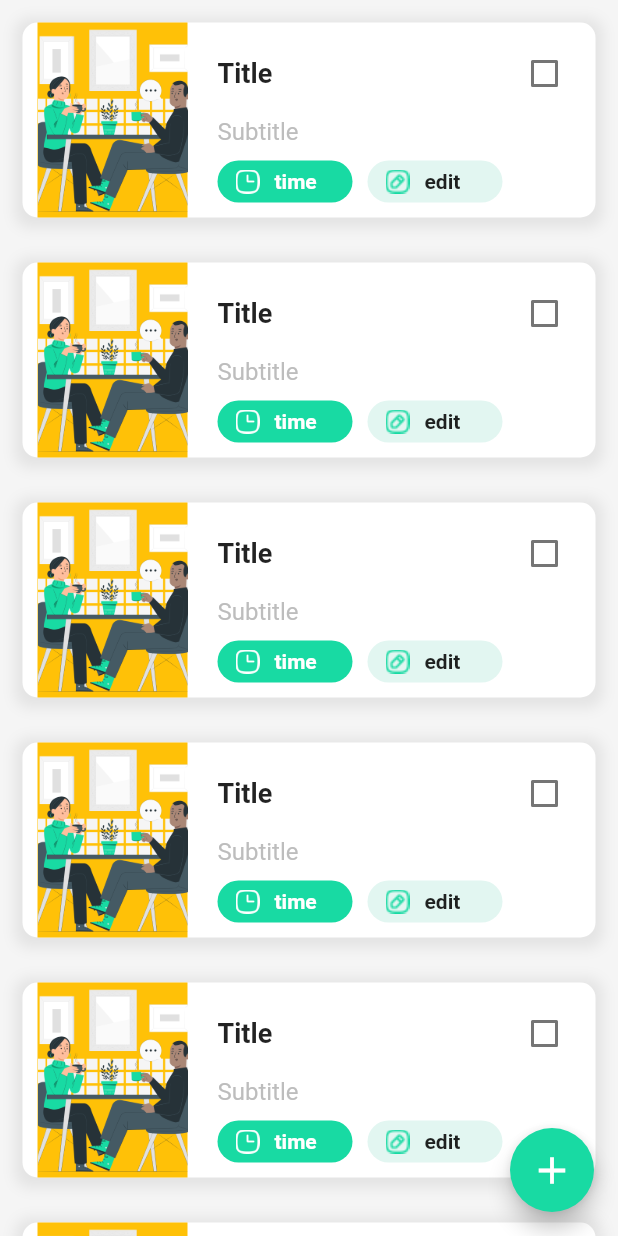
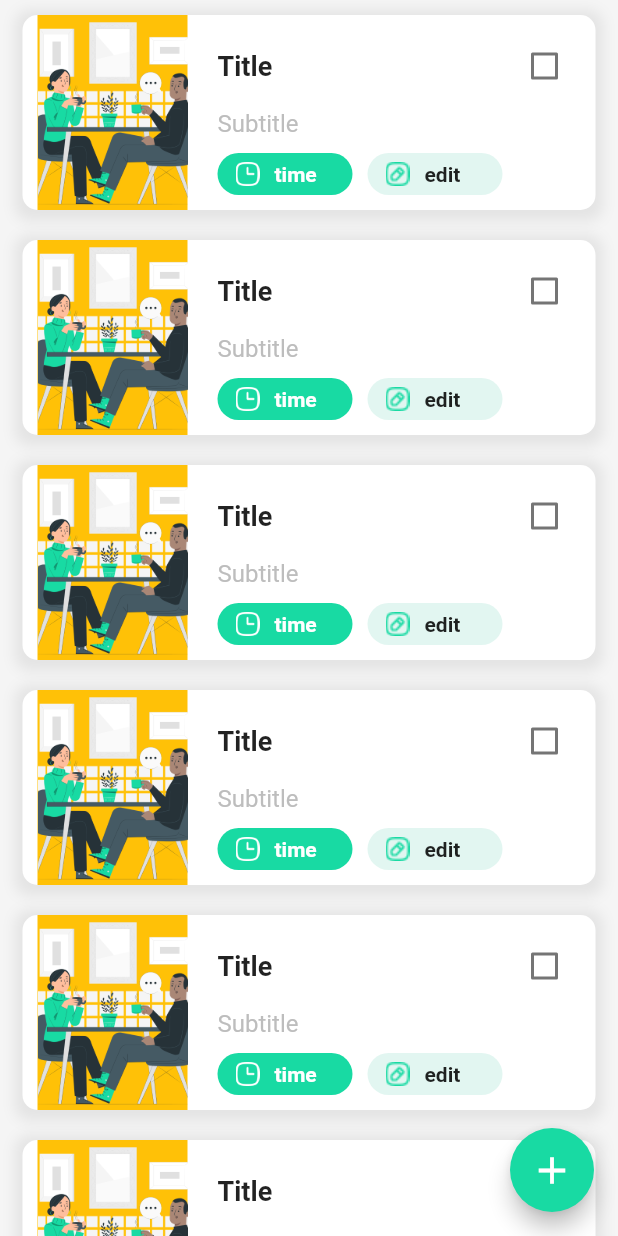
Before and after one commit to VikkiCat/Flutter_TODO_App, a Flutter app: the Home_Screen screen opened directly, on a phone screen of 412 x 824 dp. Run offline on Flutter 3.47's test engine with Material 2 defaults, Android fonts, the phone set to English and light mode, and no system bars; our stand-ins replace firebase_auth, firebase_core; accounts and stored records are empty.

Commit message:
Home page

```diff
--- a/lib/main.dart
+++ b/lib/main.dart
@@ -1,3 +1,4 @@
+// ignore: depend_on_referenced_packages
 import 'package:firebase_core/firebase_core.dart';
 import 'package:flutter/material.dart';
 //import 'package:to_do_app/auth/auth_page.dart';
--- a/lib/screen/home.dart
+++ b/lib/screen/home.dart
@@ -1,4 +1,8 @@
+// ignore_for_file: camel_case_types
+
+//import 'package:firebase_auth/firebase_auth.dart';
 import 'package:flutter/material.dart';
+import 'package:flutter/rendering.dart';
 import 'package:to_do_app/const/colors.dart';
 import 'package:to_do_app/widgets/task_widget.dart';
 
@@ -9,22 +13,42 @@ class Home_Screen extends StatefulWidget {
   State<Home_Screen> createState() => _Home_ScreenState();
 }
 
+bool show = true;
+
 class _Home_ScreenState extends State<Home_Screen> {
   @override
   Widget build(BuildContext context) {
     return Scaffold(
       backgroundColor: backgraundColors,
-      floatingActionButton: FloatingActionButton(
+      floatingActionButton: Visibility(
+        visible: show,
+        child: FloatingActionButton(
           onPressed: () {},
           backgroundColor: custom_green,
           child: const Icon(Icons.add, size: 30),
         ),
+      ),
       body: SafeArea(
+          child: NotificationListener<UserScrollNotification>(
+        onNotification: (notification) {
+          if (notification.direction == ScrollDirection.forward) {
+            setState(() {
+              show = true;
+            });
+          }
+          if (notification.direction == ScrollDirection.reverse) {
+            setState(() {
+              show = false;
+            });
+          }
+          return true;
+        },
         child: ListView.builder(
           itemBuilder: (context, index) {
             return const Task_Widget();
           },
           itemCount: 10,
+        ),
       )),
     );
   }
--- a/lib/screen/login.dart
+++ b/lib/screen/login.dart
@@ -86,6 +86,7 @@ class _LogIn_ScreenState extends State<LogIn_Screen> {
     );
   }
 
+  // ignore: non_constant_identifier_names
   Widget login_bottom() {
     return Padding(
       padding: const EdgeInsets.symmetric(horizontal: 15),
--- a/lib/screen/signup.dart
+++ b/lib/screen/signup.dart
@@ -95,6 +95,7 @@ class _SignUp_ScreenState extends State<SignUp_Screen> {
     );
   }
 
+  // ignore: non_constant_identifier_names
   Widget signup_bottom() {
     return Padding(
       padding: const EdgeInsets.symmetric(horizontal: 15),
--- a/lib/widgets/task_widget.dart
+++ b/lib/widgets/task_widget.dart
@@ -1,3 +1,5 @@
+// ignore_for_file: camel_case_types
+
 import 'package:flutter/material.dart';
 import 'package:to_do_app/const/colors.dart';
 
@@ -14,7 +16,7 @@ class _Task_WidgetState extends State<Task_Widget> {
   @override
   Widget build(BuildContext context) {
     return Padding(
-      padding: const EdgeInsets.symmetric(horizontal: 15, vertical: 15),
+      padding: const EdgeInsets.symmetric(horizontal: 15, vertical: 10),
       child: Container(
         width: double.infinity,
         height: 130,
@@ -139,6 +141,7 @@ class _Task_WidgetState extends State<Task_Widget> {
     );
   }
 
+  // ignore: non_constant_identifier_names
   Widget cover_image() {
     return Container(
       height: 130,
```
Lines whose indentation alone changed are shown as unchanged.
